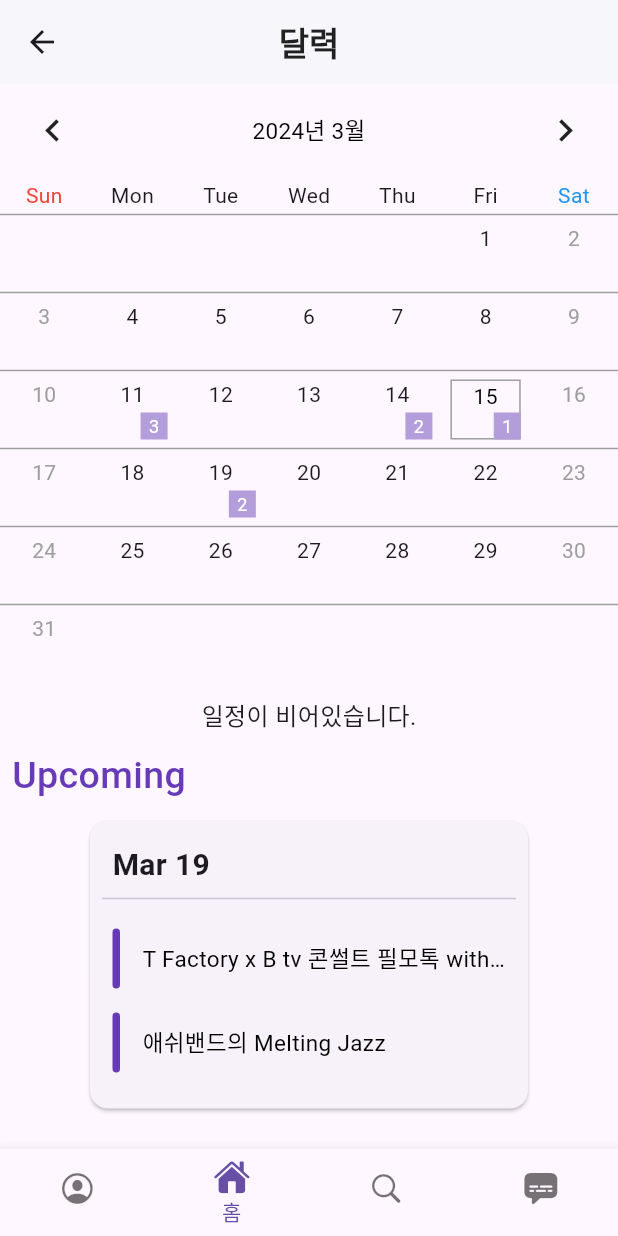
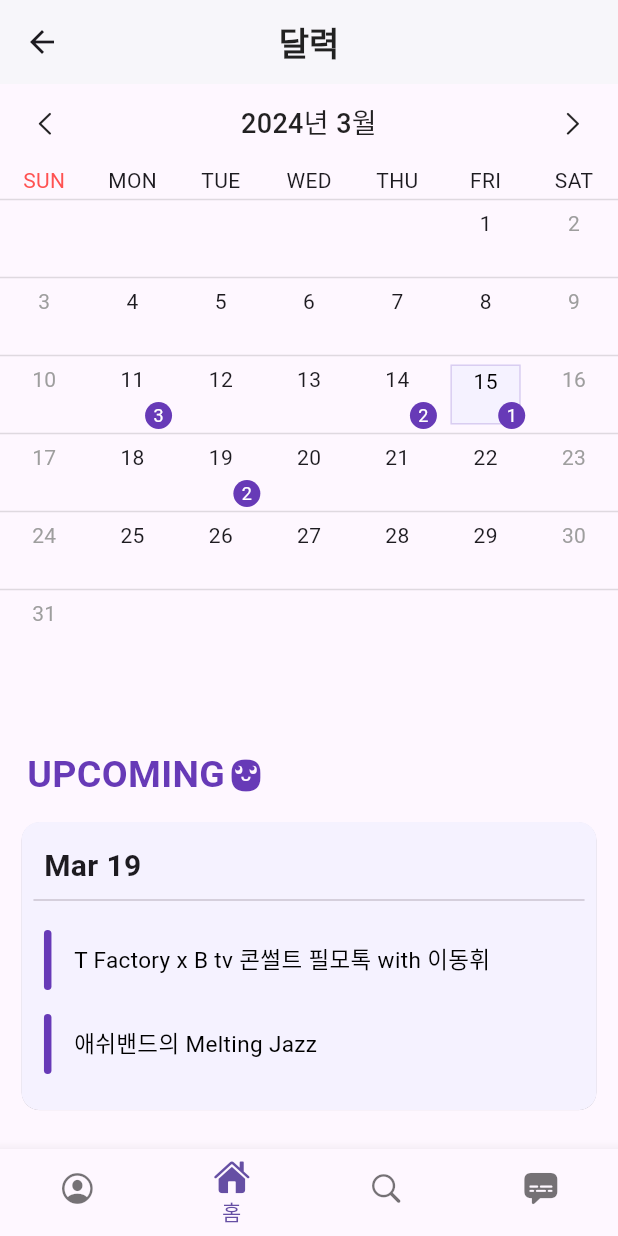
Before and after one commit to 2024-capstone-team119/FE-page, a Flutter app: the Calendar screen opened directly, on a phone screen of 412 x 824 dp. Run offline on Flutter 3.47's test engine with Material 3 defaults, Android fonts, the phone set to English and light mode, and no system bars; drawn by our look-alikes of table_calendar; our stand-ins replace card_swiper, fluttertoast, get, image_picker; missing offline and left inert: flutter_validator; Roboto replaces fonts that are missing (Pretendard).

Commit message:
style : 달력 및 다른페이지 스타일 수정

```diff
--- a/allcon/lib/Pages/Calendar/calendar_main.dart
+++ b/allcon/lib/Pages/Calendar/calendar_main.dart
@@ -1,10 +1,12 @@
 import 'dart:collection';
+import 'package:allcon/Util/Theme.dart';
 import 'package:allcon/Widget/app_bar.dart';
 import 'package:flutter/material.dart';
 import 'package:table_calendar/table_calendar.dart';
 import 'package:intl/intl.dart';
 import 'package:allcon/Pages/Calendar/calendar_schedule.dart';
 import 'package:allcon/Widget/bottom_navigation_bar.dart';
+import 'package:flutter/cupertino.dart';
 
 class Calendar extends StatefulWidget {
   const Calendar({super.key});
@@ -34,9 +36,9 @@ class _CalendarState extends State<Calendar> {
         child: Column(
           children: <Widget>[
             calendar(context),
-            const SizedBox(height: 10.0),
+            const SizedBox(height: 16.0),
             eventList(context),
-            const SizedBox(height: 10.0),
+            const SizedBox(height: 28.0),
             upcoming(context),
           ],
         ),
@@ -66,27 +68,26 @@ class _CalendarState extends State<Calendar> {
             DateFormat.yMMMM(locale).format(date),
         formatButtonVisible: false,
         titleTextStyle: const TextStyle(
-          fontSize: 15.0,
-          color: Colors.black,
-        ),
+            fontSize: 18.0, color: Colors.black87, fontWeight: FontWeight.w500),
         headerPadding: const EdgeInsets.symmetric(vertical: 4.0),
         leftChevronIcon: const Icon(
-          Icons.keyboard_arrow_left,
-          size: 30.0,
+          CupertinoIcons.chevron_left,
+          size: 20.0,
         ),
         rightChevronIcon: const Icon(
-          Icons.keyboard_arrow_right,
-          size: 30.0,
+          CupertinoIcons.chevron_right,
+          size: 20.0,
         ),
       ),
       calendarStyle: CalendarStyle(
         isTodayHighlighted: true,
         todayTextStyle: const TextStyle(
-          color: Colors.white,
+          color: Colors.deepPurple,
           fontSize: 16.0,
+          fontWeight: FontWeight.w600,
         ),
         todayDecoration: BoxDecoration(
-          color: Colors.deepPurple[400],
+          color: Colors.deepPurpleAccent.withOpacity(0.3),
           shape: BoxShape.rectangle,
         ),
         selectedTextStyle: const TextStyle(
@@ -94,29 +95,30 @@ class _CalendarState extends State<Calendar> {
           fontSize: 14.0,
         ),
         selectedDecoration: BoxDecoration(
-          color: Colors.transparent,
-          border: Border.all(color: Colors.grey),
+          color: lavenderColor,
+          border: Border.all(color: Colors.deepPurple.withOpacity(0.2)),
           shape: BoxShape.rectangle,
         ),
         outsideDaysVisible: false,
         weekendTextStyle: const TextStyle(color: Colors.grey),
         cellAlignment: Alignment.topCenter,
         tableBorder: const TableBorder(
-          horizontalInside: BorderSide(color: Colors.grey),
+          horizontalInside: BorderSide(color: Colors.black12),
           borderRadius: BorderRadius.zero,
         ),
       ),
       calendarBuilders: CalendarBuilders(
         markerBuilder: (context, day, events) => events.isNotEmpty
             ? Positioned(
-                top: 28,
-                right: 6,
+                bottom: 3,
+                right: 3,
                 child: Container(
                   width: 18,
                   height: 18,
                   alignment: Alignment.center,
                   decoration: BoxDecoration(
-                    color: Colors.deepPurple[200],
+                    color: Colors.deepPurple,
+                    borderRadius: BorderRadius.all(Radius.circular(50.0)),
                   ),
                   child: Text(
                     '${events.length}',
@@ -132,39 +134,36 @@ class _CalendarState extends State<Calendar> {
           switch (date.weekday) {
             case 1:
               return const Center(
-                child: Text('Mon'),
+                child: Text('MON'),
               );
             case 2:
               return const Center(
-                child: Text('Tue'),
+                child: Text('TUE'),
               );
             case 3:
               return const Center(
-                child: Text('Wed'),
+                child: Text('WED'),
               );
             case 4:
               return const Center(
-                child: Text('Thu'),
+                child: Text('THU'),
               );
             case 5:
               return const Center(
-                child: Text('Fri'),
+                child: Text('FRI'),
               );
             case 6:
               return const Center(
                 child: Text(
-                  'Sat',
-                  style: TextStyle(
-                    color: Colors.blue,
-                  ),
+                  'SAT',
                 ),
               );
             case 7:
               return const Center(
                 child: Text(
-                  'Sun',
+                  'SUN',
                   style: TextStyle(
-                    color: Colors.red,
+                    color: Colors.redAccent,
                   ),
                 ),
               );
@@ -182,26 +181,22 @@ class _CalendarState extends State<Calendar> {
       mainAxisAlignment: MainAxisAlignment.start,
       children: [
         selectedDayEvents.isEmpty
-            ? const Text(
-                '일정이 비어있습니다.',
-                style: TextStyle(
-                  fontSize: 16,
-                ),
-              )
+            ? Container()
             : Padding(
                 padding: const EdgeInsets.fromLTRB(8.0, 0.0, 8.0, 0.0),
                 child: Column(
                   crossAxisAlignment: CrossAxisAlignment.start,
                   children: selectedDayEvents.map((event) {
                     return Container(
-                      width: 500,
+                      width: MediaQuery.of(context).size.width * 0.95,
                       padding: const EdgeInsets.symmetric(
                           vertical: 8.0, horizontal: 12.0),
                       margin: const EdgeInsets.only(bottom: 8.0),
                       decoration: BoxDecoration(
-                        color: Colors.transparent,
-                        border: Border.all(color: Colors.deepPurple),
-                        borderRadius: BorderRadius.circular(5.0),
+                        color: lavenderColor,
+                        border: Border.all(
+                            color: Colors.deepPurple.withOpacity(0.05)),
+                        borderRadius: BorderRadius.circular(25.0),
                       ),
                       child: Column(
                         crossAxisAlignment: CrossAxisAlignment.start,
@@ -232,20 +227,33 @@ class _CalendarState extends State<Calendar> {
         const Row(
           mainAxisAlignment: MainAxisAlignment.start,
           children: [
+            SizedBox(width: 12.0),
             Padding(
-              padding: EdgeInsets.fromLTRB(8.0, 0.0, 0.0, 0.0),
-              child: Text(
-                "Upcoming",
-                style: TextStyle(
-                  color: Colors.deepPurple,
-                  fontSize: 25.0,
-                  fontWeight: FontWeight.w500,
-                ),
+              padding: EdgeInsets.all(6.0),
+              child: Row(
+                children: [
+                  Text(
+                    "UPCOMING",
+                    style: TextStyle(
+                      color: Colors.deepPurple,
+                      fontSize: 25.0,
+                      fontWeight: FontWeight.w600,
+                    ),
+                  ),
+                  SizedBox(width: 3.0),
+                  Text(
+                    'O',
+                    style: TextStyle(
+                      color: Colors.deepPurple,
+                      fontSize: 30.0,
+                      fontFamily: 'Cafe24Moyamoya',
+                    ),
+                  )
+                ],
               ),
             ),
           ],
         ),
-        const SizedBox(height: 8.0),
         SizedBox(
           height: 200,
           child: ListView.builder(
@@ -256,8 +264,10 @@ class _CalendarState extends State<Calendar> {
               final eventDate = filteredSchedules.elementAt(index).key;
               final eventList = filteredSchedules.elementAt(index).value;
               return SizedBox(
-                width: 300,
+                width: MediaQuery.of(context).size.width * 0.95,
                 child: Card(
+                  color: lavenderColor,
+                  elevation: 0.1,
                   child: Column(
                     crossAxisAlignment: CrossAxisAlignment.start,
                     children: [
@@ -332,6 +342,7 @@ class _CalendarState extends State<Calendar> {
             },
           ),
         ),
+        SizedBox(height: 36.0),
       ],
     );
   }
--- a/allcon/lib/Pages/Search/search_main.dart
+++ b/allcon/lib/Pages/Search/search_main.dart
@@ -29,7 +29,7 @@ class _SearchPageState extends State<Search> {
         children: <Widget>[
           searchTab(context),
           const SizedBox(
-            height: 5.0,
+            height: 16.0,
           ),
           /*
           const Text(
--- a/allcon/lib/Pages/seat/seat_write.dart
+++ b/allcon/lib/Pages/seat/seat_write.dart
@@ -165,9 +165,9 @@ class _SeatWriteState extends State<SeatWrite> {
                             : () {
                                 FocusScope.of(context).unfocus(); // 키보드 숨기기
                                 if (selectedStar == 0) {
-                                  _showToast('별점을 남겨주세요.');
+                                  _showToast('별점을 남겨주세요 ');
                                 } else {
-                                  _showToast('10글자 이상의 리뷰를 작성해주세요.');
+                                  _showToast('10글자 이상의 리뷰를 작성해주세요');
                                 }
                               }, // 버튼 비활성화
                         icon: CupertinoIcons.pen,
@@ -277,17 +277,15 @@ class _SeatWriteState extends State<SeatWrite> {
         mainAxisSize: MainAxisSize.min,
         children: [
           const Icon(
-            Icons.priority_high,
+            size: 20.0,
+            CupertinoIcons.exclamationmark,
             color: Colors.white,
-          ),
-          const SizedBox(
-            width: 10.0,
           ),
           Text(
             alert,
             style: const TextStyle(
               color: Colors.white,
-              fontSize: 13.0,
+              fontSize: 16.0,
             ),
           ),
         ],
--- a/allcon/pubspec.yaml
+++ b/allcon/pubspec.yaml
@@ -39,7 +39,7 @@ dependencies:
 
   # The following adds the Cupertino Icons font to your application.
   # Use with the CupertinoIcons class for iOS style icons.
-  cupertino_icons: ^1.0.2
+  cupertino_icons: ^1.0.6
   flutter_validator: ^0.1.0+2
   image_picker: ^1.0.7
   contained_tab_bar_view: ^0.8.0
```
